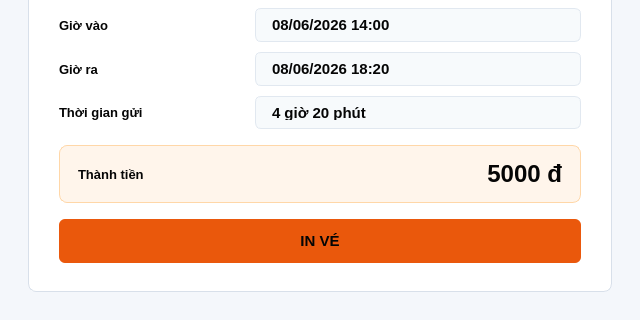
Before: the Qt Designer form QLBaiDoXeThongMinh/giaodien/designer/thong_tin_xe_ra.ui in hiennguyen2501/project_HeThongQuanLyBaiXeThongMinh, drawn with Qt 5; both pictures show x 0 to 640 and y 220 to 540 of the 640 by 540 pixel window.
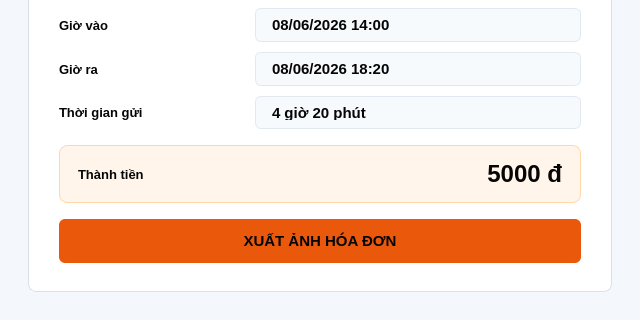
After: the same form once the commit is applied.

```diff
--- a/QLBaiDoXeThongMinh/giaodien/designer/thong_tin_xe_ra.ui
+++ b/QLBaiDoXeThongMinh/giaodien/designer/thong_tin_xe_ra.ui
@@ -286,7 +286,7 @@
       <item>
        <widget class="QPushButton" name="btn_in_ve">
         <property name="text">
-         <string>IN VÉ</string>
+         <string>XUẤT ẢNH HÓA ĐƠN</string>
         </property>
         <property name="cursor">
          <cursorShape>PointingHandCursor</cursorShape>
```
Left out of the diff: 1 changed line with no effect on the pictures.
